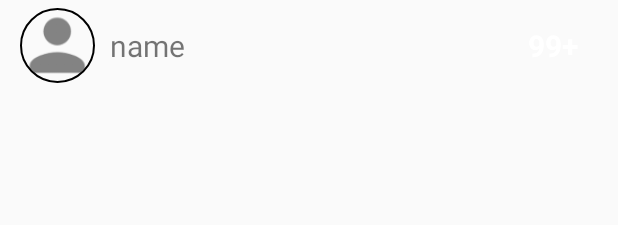
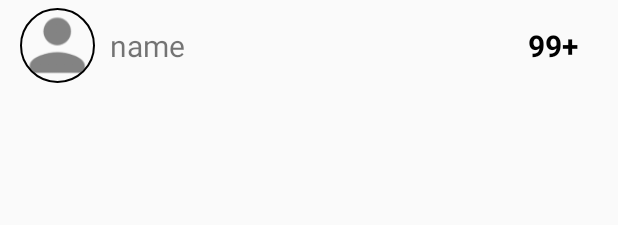
Before and after one commit to ashwinisawanth412/BasicSampleApp2, an Android app: the layout room_list_item.xml on its own in the app's theme, with its tools: preview values and no code run, on a phone screen of 412 x 824 dp. Shown: the top 225 px of the screen. Run offline under Robolectric (Android 15) with nearby library versions, the phone set to English and light mode, and no system bars.

```diff
--- a/app/src/main/java/dabkick/com/basicsampleapp/ChatRoomFragment.java
+++ b/app/src/main/java/dabkick/com/basicsampleapp/ChatRoomFragment.java
@@ -94,14 +94,14 @@ public class ChatRoomFragment extends Fragment {
         recyclerView.setAdapter(adapter);
         recyclerView.setLayoutManager(new LinearLayoutManager(getActivity()));
 
-       /* //clear unread msg list
+        //clear unread msg list
         if (BaseActivity.mCurrentActivity.getClass() == HomePageActivity.class) {
             Room room = ((HomePageActivity) getActivity()).mRoomListAdapter.getRoomItem(mRoomName);
             if(room != null) {
                 room.clearUnreadMsgList();
                 ((HomePageActivity) getActivity()).mRoomListAdapter.updateRoomUponNewMsg(room);
             }
-        }*/
+        }
 
         try {
             if (getActivity().getClass() == HomePageActivity.class) {
--- a/app/src/main/res/drawable/unread_msg_drawable.xml
+++ b/app/src/main/res/drawable/unread_msg_drawable.xml
@@ -9,6 +9,6 @@
 
     <!-- The radius makes the corners rounded -->
     <corners
-        android:radius="10dp">
+        android:radius="7dp">
     </corners>
 </shape>
--- a/app/src/main/res/layout/room_list_item.xml
+++ b/app/src/main/res/layout/room_list_item.xml
@@ -31,7 +31,7 @@
         android:layout_alignParentRight="true"
         android:layout_centerVertical="true"
         android:layout_marginRight="16dp"
-        android:textColor="@color/white"
+        android:textColor="@color/black"
         android:background="@drawable/unread_msg_drawable"
         android:text="99+"
         android:textStyle="bold"
```
